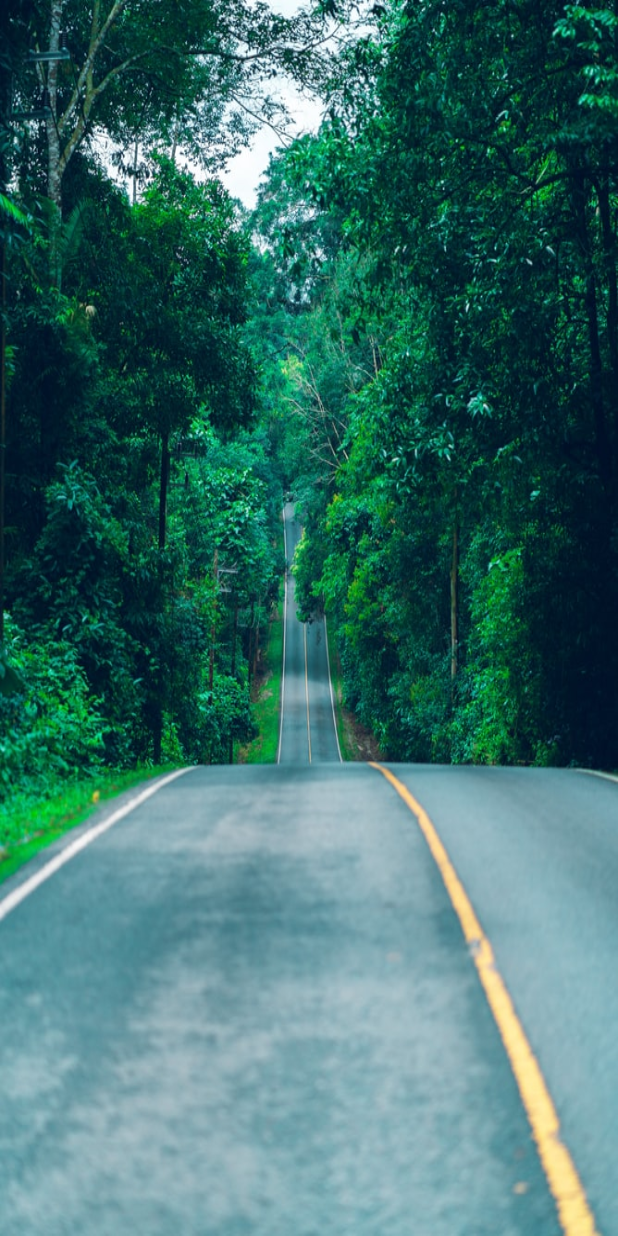
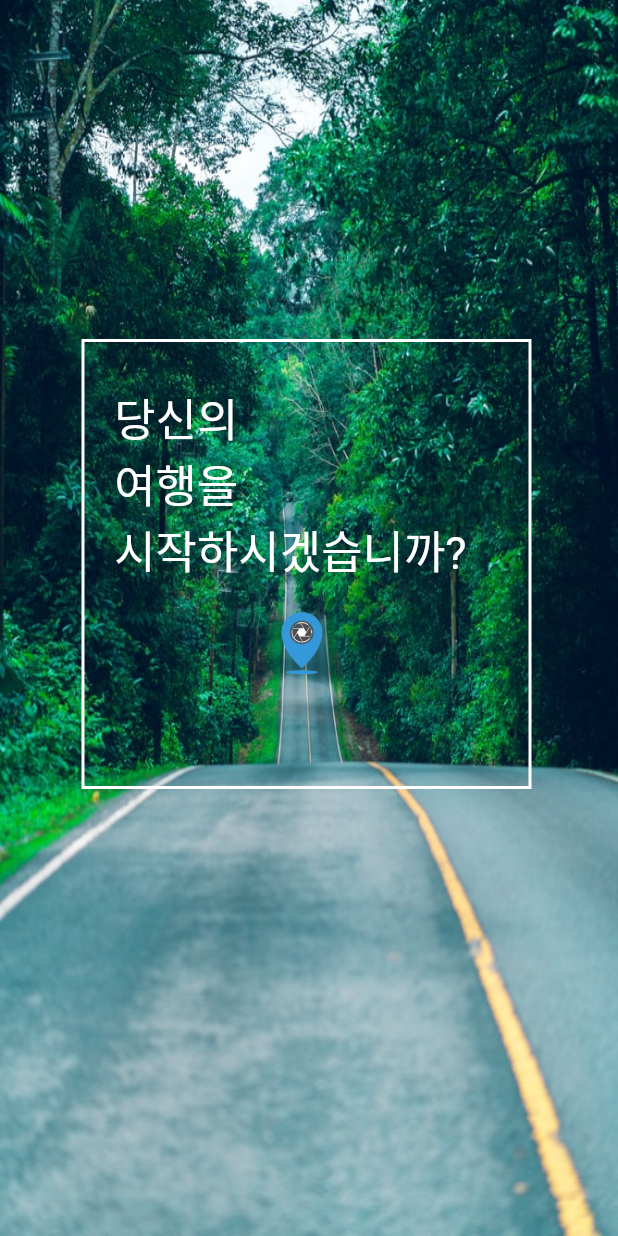
Before and after one commit to Michellehwang001/photrast, a Flutter app: the screen it shows after launch, on a phone screen of 412 x 824 dp. Run offline on Flutter 3.47's test engine with Material 2 defaults, Android fonts, the phone set to English and light mode, and no system bars.

Commit message:
시작화면 완성

```diff
--- a/lib/main.dart
+++ b/lib/main.dart
@@ -22,32 +22,60 @@ class Photrast extends StatelessWidget {
 
   @override
   Widget build(BuildContext context) {
+    final mediaSize = MediaQuery.of(context).size;
+
     return Scaffold(
+      // 백그라운드 이미지 Container
       body: Container(
-        height: MediaQuery.of(context).size.height,
+        decoration: BoxDecoration(
+          image: DecorationImage(
+            image: AssetImage('assets/first_bg.jpeg'),
+            fit: BoxFit.fill,
+          ),
+        ),
         child: Column(
           mainAxisAlignment: MainAxisAlignment.start,
           children: [
-            // Background Image
-                Expanded(
-                    child: Container(
-                        child: Image.asset(
-                  'assets/first_bg.jpeg',
-                  fit: BoxFit.fill,
-                ))),
-                // Container(
-                //   height: 300,
-                //   width: 300,
-                //   padding: const EdgeInsets.all(8.0),
-                //   margin: const EdgeInsets.all(20.0),
-                //   decoration: BoxDecoration(
-                //     border: Border.all(width: 1),
-                //     color: Colors.transparent,
-                //   ),
-                //   // child: Material( colo
-                //   // ),
-                // ),
-
+            Expanded(
+                child: Stack(
+              children: [
+                // 흰 테두리
+                Positioned(
+                  top: mediaSize.height / 4,
+                  left: mediaSize.width / 12,
+                  child: Container(
+                    height: 300,
+                    width: 300,
+                    padding: const EdgeInsets.all(8.0),
+                    margin: const EdgeInsets.all(20.0),
+                    decoration: BoxDecoration(
+                      border: Border.all(width: 2, color: Colors.white),
+                      color: Colors.transparent,
+                    ),
+                    child: Material(
+                      color: Colors.transparent,
+                    ),
+                  ),
+                ),
+                Positioned(
+                    top: mediaSize.height / 4 + 50,
+                    left: mediaSize.width / 6,
+                    child: Text(
+                      ' 당신의\n 여행을\n 시작하시겠습니까?',
+                      style: TextStyle(color: Colors.white, fontSize: 30),
+                    )),
+                Positioned(
+                    top: mediaSize.height / 4 + 200,
+                    left: mediaSize.width / 2 - 20,
+                    child: InkWell(
+                      onTap: () {},
+                      child: Image.asset(
+                        'assets/logo_img.png',
+                        width: 30,
+                      ),
+                    )),
+              ],
+            )),
           ],
         ),
       ),
```
Also changed, not shown: assets/logo_img.png.
